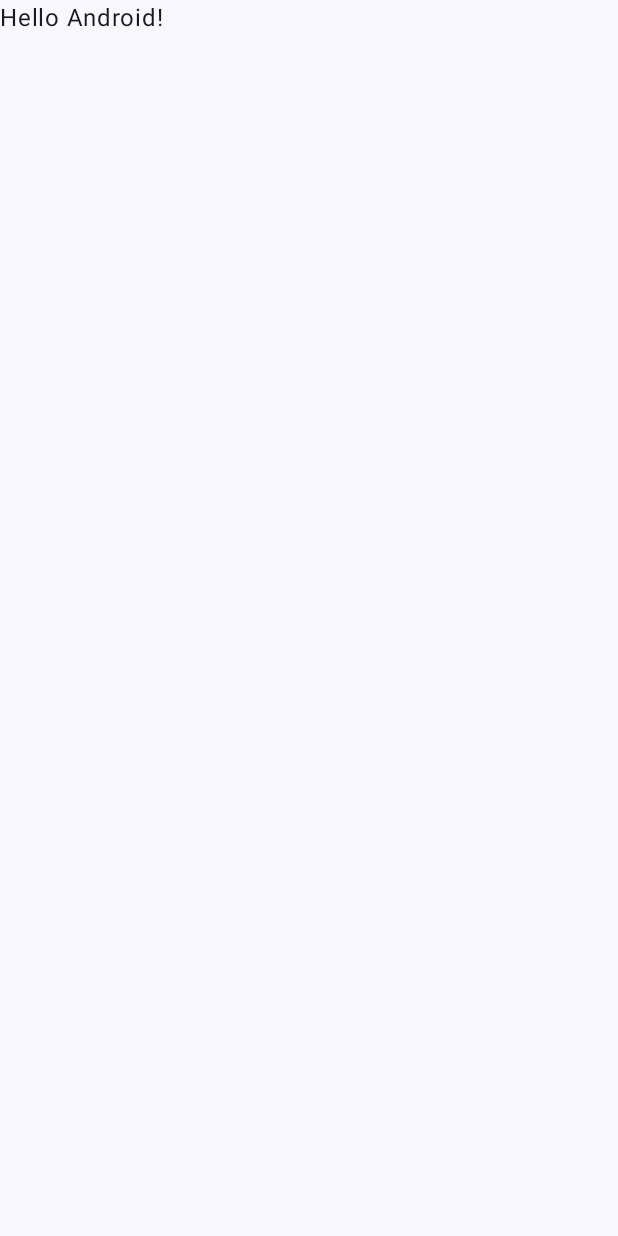
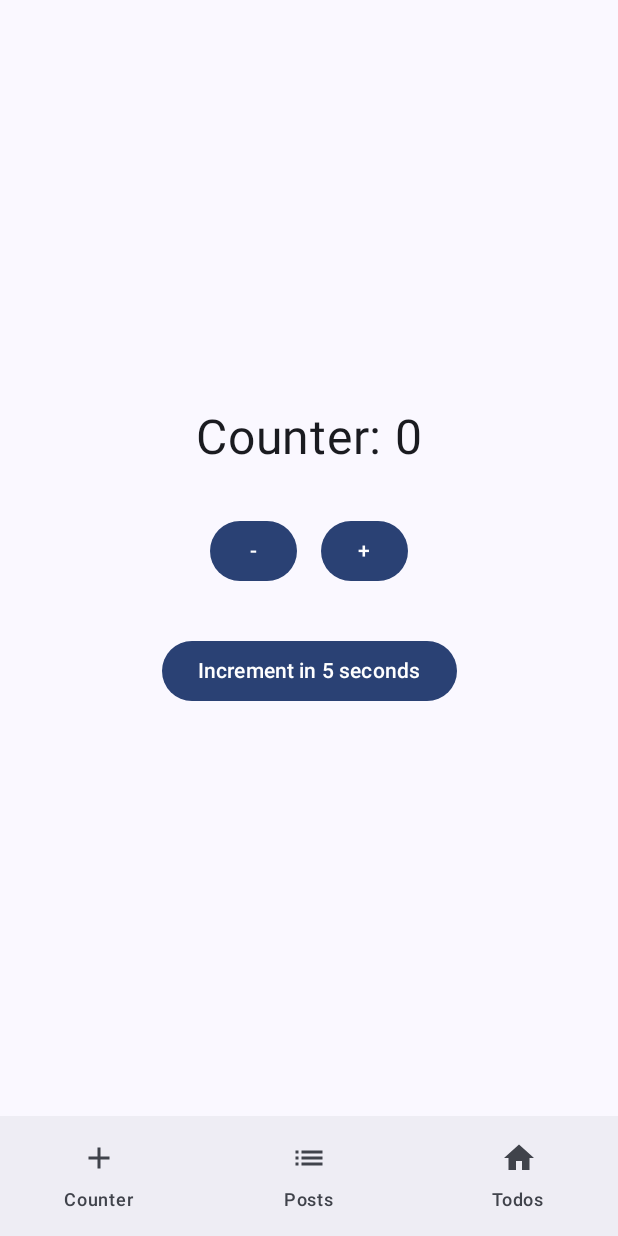
Before and after one commit to SEKI-YUTA/Ma-CodeReading, an Android app built with Jetpack Compose: the screen it shows after launch (MainActivity), on a phone screen of 412 x 824 dp. Before the commit the screen is almost empty. Run offline under Robolectric (Android 15) with nearby library versions, the phone set to English and light mode, and no system bars.

Commit message:
Implement functional Android app with three screens
- Add Counter screen with increment/decrement/delayed increment
- Add Posts screen with API integration to jsonplaceholder
- Add Todo screen with in-memory repository
- Implement navigation between screens
- Add necessary dependencies for networking and navigation

🤖 Generated with [Claude Code](https://claude.ai/code)

Co-Authored-By: Claude <noreply@anthropic.com>

```diff
--- a/app/src/main/AndroidManifest.xml
+++ b/app/src/main/AndroidManifest.xml
@@ -1,6 +1,8 @@
 <?xml version="1.0" encoding="utf-8"?>
 <manifest xmlns:android="http://schemas.android.com/apk/res/android"
     xmlns:tools="http://schemas.android.com/tools">
+
+    <uses-permission android:name="android.permission.INTERNET" />
 
     <application
         android:allowBackup="true"
--- a/app/src/main/java/com/example/ma_codereading/MainActivity.kt
+++ b/app/src/main/java/com/example/ma_codereading/MainActivity.kt
@@ -6,11 +6,21 @@ import androidx.activity.compose.setContent
 import androidx.activity.enableEdgeToEdge
 import androidx.compose.foundation.layout.fillMaxSize
 import androidx.compose.foundation.layout.padding
-import androidx.compose.material3.Scaffold
-import androidx.compose.material3.Text
-import androidx.compose.runtime.Composable
+import androidx.compose.material.icons.Icons
+import androidx.compose.material.icons.filled.Add
+import androidx.compose.material.icons.filled.Home
+import androidx.compose.material.icons.filled.List
+import androidx.compose.material3.*
+import androidx.compose.runtime.*
 import androidx.compose.ui.Modifier
-import androidx.compose.ui.tooling.preview.Preview
+import androidx.compose.ui.graphics.vector.ImageVector
+import androidx.navigation.NavHostController
+import androidx.navigation.compose.NavHost
+import androidx.navigation.compose.composable
+import androidx.navigation.compose.rememberNavController
+import com.example.ma_codereading.ui.CounterScreen
+import com.example.ma_codereading.ui.PostsScreen
+import com.example.ma_codereading.ui.TodoScreen
 import com.example.ma_codereading.ui.theme.MaCodeReadingTheme
 
 class MainActivity : ComponentActivity() {
@@ -19,29 +29,64 @@ class MainActivity : ComponentActivity() {
         enableEdgeToEdge()
         setContent {
             MaCodeReadingTheme {
-                Scaffold(modifier = Modifier.fillMaxSize()) { innerPadding ->
-                    Greeting(
-                        name = "Android",
-                        modifier = Modifier.padding(innerPadding)
-                    )
-                }
+                MainApp()
             }
         }
     }
 }
 
+@OptIn(ExperimentalMaterial3Api::class)
 @Composable
-fun Greeting(name: String, modifier: Modifier = Modifier) {
-    Text(
-        text = "Hello $name!",
-        modifier = modifier
-    )
+fun MainApp() {
+    val navController = rememberNavController()
+
+    Scaffold(
+        modifier = Modifier.fillMaxSize(),
+        bottomBar = { BottomNavigationBar(navController) }
+    ) { innerPadding ->
+        NavHost(
+            navController = navController,
+            startDestination = "counter",
+            modifier = Modifier.padding(innerPadding)
+        ) {
+            composable("counter") { CounterScreen() }
+            composable("posts") { PostsScreen() }
+            composable("todos") { TodoScreen() }
+        }
+    }
 }
 
-@Preview(showBackground = true)
 @Composable
-fun GreetingPreview() {
-    MaCodeReadingTheme {
-        Greeting("Android")
+fun BottomNavigationBar(navController: NavHostController) {
+    val items = listOf(
+        BottomNavItem("counter", "Counter", Icons.Default.Add),
+        BottomNavItem("posts", "Posts", Icons.Default.List),
+        BottomNavItem("todos", "Todos", Icons.Default.Home)
+    )
+
+    NavigationBar {
+        val currentRoute = navController.currentDestination?.route
+        items.forEach { item ->
+            NavigationBarItem(
+                selected = currentRoute == item.route,
+                onClick = {
+                    navController.navigate(item.route) {
+                        popUpTo(navController.graph.startDestinationId) {
+                            saveState = true
+                        }
+                        launchSingleTop = true
+                        restoreState = true
+                    }
+                },
+                icon = { Icon(item.icon, contentDescription = item.title) },
+                label = { Text(item.title) }
+            )
+        }
     }
 }
+
+data class BottomNavItem(
+    val route: String,
+    val title: String,
+    val icon: ImageVector
+)
--- /dev/null
+++ b/app/src/main/java/com/example/ma_codereading/ui/CounterScreen.kt
@@ -0,0 +1,57 @@
+package com.example.ma_codereading.ui
+
+import androidx.compose.foundation.layout.*
+import androidx.compose.material3.*
+import androidx.compose.runtime.*
+import androidx.compose.ui.Alignment
+import androidx.compose.ui.Modifier
+import androidx.compose.ui.unit.dp
+import androidx.compose.ui.unit.sp
+import androidx.lifecycle.viewmodel.compose.viewModel
+import com.example.ma_codereading.viewmodel.CounterViewModel
+
+@OptIn(ExperimentalMaterial3Api::class)
+@Composable
+fun CounterScreen(
+    viewModel: CounterViewModel = viewModel()
+) {
+    val count by viewModel.count.collectAsState()
+
+    Column(
+        modifier = Modifier
+            .fillMaxSize()
+            .padding(16.dp),
+        horizontalAlignment = Alignment.CenterHorizontally,
+        verticalArrangement = Arrangement.Center
+    ) {
+        Text(
+            text = "Counter: $count",
+            fontSize = 32.sp,
+            modifier = Modifier.padding(bottom = 32.dp)
+        )
+
+        Row(
+            horizontalArrangement = Arrangement.spacedBy(16.dp),
+            modifier = Modifier.padding(bottom = 16.dp)
+        ) {
+            Button(
+                onClick = { viewModel.decrement() }
+            ) {
+                Text("-")
+            }
+
+            Button(
+                onClick = { viewModel.increment() }
+            ) {
+                Text("+")
+            }
+        }
+
+        Button(
+            onClick = { viewModel.incrementAfterDelay() },
+            modifier = Modifier.padding(top = 16.dp)
+        ) {
+            Text("Increment in 5 seconds")
+        }
+    }
+}
--- /dev/null
+++ b/app/src/main/java/com/example/ma_codereading/viewmodel/CounterViewModel.kt
@@ -0,0 +1,31 @@
+package com.example.ma_codereading.viewmodel
+
+import androidx.lifecycle.ViewModel
+import androidx.lifecycle.viewModelScope
+import kotlinx.coroutines.delay
+import kotlinx.coroutines.flow.MutableStateFlow
+import kotlinx.coroutines.flow.StateFlow
+import kotlinx.coroutines.flow.asStateFlow
+import kotlinx.coroutines.launch
+
+class CounterViewModel : ViewModel() {
+    private val _count = MutableStateFlow(0)
+    val count: StateFlow<Int> = _count.asStateFlow()
+
+    fun increment() {
+        _count.value += 1
+    }
+
+    fun decrement() {
+        if (_count.value > 0) {
+            _count.value -= 1
+        }
+    }
+
+    fun incrementAfterDelay() {
+        viewModelScope.launch {
+            delay(5000L)
+            _count.value += 1
+        }
+    }
+}
```
Also changed, not shown: app/build.gradle.kts (+15 -0 lines), app/src/main/java/com/example/ma_codereading/data/Post.kt (added, +8 -0 lines), app/src/main/java/com/example/ma_codereading/data/Todo.kt (added, +7 -0 lines), app/src/main/java/com/example/ma_codereading/network/PostsApiService.kt (added, +9 -0 lines), app/src/main/java/com/example/ma_codereading/network/RetrofitClient.kt (added, +16 -0 lines), app/src/main/java/com/example/ma_codereading/repository/TodoRepository.kt (added, +16 -0 lines), app/src/main/java/com/example/ma_codereading/ui/PostsScreen.kt (added, +137 -0 lines), app/src/main/java/com/example/ma_codereading/ui/TodoScreen.kt (added, +77 -0 lines), app/src/main/java/com/example/ma_codereading/viewmodel/PostsViewModel.kt (added, +35 -0 lines), app/src/main/java/com/example/ma_codereading/viewmodel/TodoViewModel.kt (added, +23 -0 lines).
